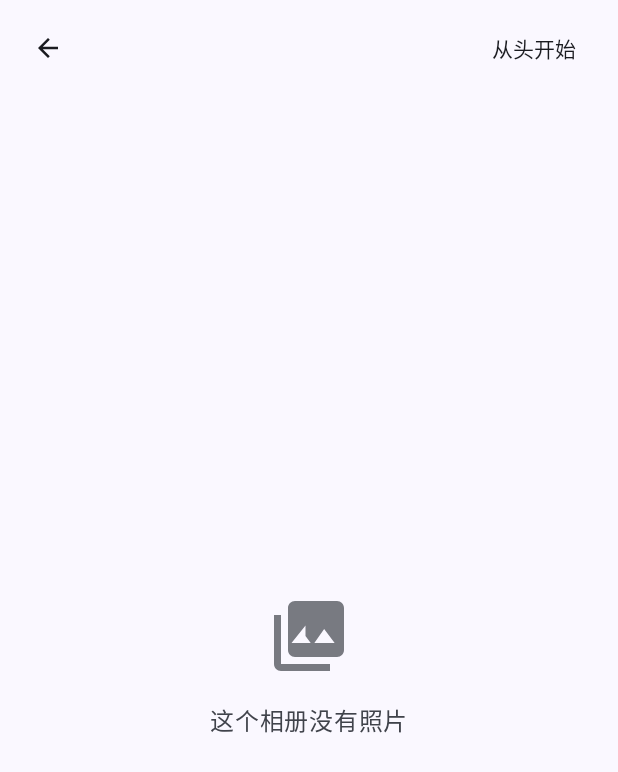
After one commit to luooooooooo/ManualAlbumCleaner, an Android app: the PhotoPickerActivity screen opened directly, with no data from a screen before it, on a phone screen of 412 x 824 dp. The commit adds this screen. Shown: the top 772 px of the screen. Run offline under Robolectric (Android 15) with nearby library versions, the phone set to English and light mode, and no system bars.

Commit message:
Feat: 新增选择起始照片页（缩略图墙 + 双指缩放），修复大相册进入卡顿（v1.4）

```diff
--- a/app/build.gradle.kts
+++ b/app/build.gradle.kts
@@ -11,8 +11,8 @@ android {
         applicationId = "com.example.manualalbumcleaner"
         minSdk = 26
         targetSdk = 34
-        versionCode = 4
-        versionName = "1.3"
+        versionCode = 5
+        versionName = "1.4"
     }
 
     buildTypes {
--- a/app/src/main/AndroidManifest.xml
+++ b/app/src/main/AndroidManifest.xml
@@ -29,6 +29,9 @@
         <activity
             android:name=".PhotoSwipeActivity"
             android:theme="@style/Theme.ManualAlbumCleaner.Viewer" />
+        <activity
+            android:name=".PhotoPickerActivity"
+            android:theme="@style/Theme.ManualAlbumCleaner" />
         <activity android:name=".TrashActivity" />
     </application>
 
--- /dev/null
+++ b/app/src/main/java/com/example/manualalbumcleaner/PhotoPickerActivity.kt
@@ -0,0 +1,143 @@
+package com.example.manualalbumcleaner
+
+import android.content.Intent
+import android.os.Bundle
+import android.view.View
+import android.widget.LinearLayout
+import android.widget.ProgressBar
+import android.widget.TextView
+import androidx.activity.enableEdgeToEdge
+import androidx.appcompat.app.AppCompatActivity
+import androidx.core.view.ViewCompat
+import androidx.core.view.WindowInsetsCompat
+import androidx.core.view.updatePadding
+import androidx.core.view.updatePaddingRelative
+import androidx.recyclerview.widget.GridLayoutManager
+import com.example.manualalbumcleaner.widget.PinchGridRecyclerView
+import com.google.android.material.button.MaterialButton
+
+/**
+ * 选择起始照片页：把相册里的照片铺成缩略图墙，双指可缩放缩略图大小，
+ * 点任意一张即从该张开始浏览；也可以直接点「从头开始」。
+ */
+class PhotoPickerActivity : AppCompatActivity() {
+
+    private lateinit var root: View
+    private lateinit var header: LinearLayout
+    private lateinit var grid: PinchGridRecyclerView
+    private lateinit var progress: ProgressBar
+    private lateinit var emptyContainer: LinearLayout
+    private lateinit var tvAlbumName: TextView
+    private lateinit var tvPickerHint: TextView
+
+    private lateinit var trashManager: TrashManager
+
+    private val photos = mutableListOf<PhotoItem>()
+    private var bucketId: String = ""
+    private var albumName: String = ""
+
+    companion object {
+        private const val DEFAULT_COLUMNS = 4
+        private const val MIN_COLUMNS = 2
+        private const val MAX_COLUMNS = 6
+    }
+
+    override fun onCreate(savedInstanceState: Bundle?) {
+        enableEdgeToEdge()
+        super.onCreate(savedInstanceState)
+        setContentView(R.layout.activity_photo_picker)
+
+        root = findViewById(R.id.pickerRoot)
+        header = findViewById(R.id.pickerHeader)
+        grid = findViewById(R.id.gridPhotos)
+        progress = findViewById(R.id.progress)
+        emptyContainer = findViewById(R.id.emptyContainer)
+        tvAlbumName = findViewById(R.id.tvAlbumName)
+        tvPickerHint = findViewById(R.id.tvPickerHint)
+
+        trashManager = TrashManager(this)
+
+        albumName = intent.getStringExtra("bucketName").orEmpty()
+        bucketId = intent.getStringExtra("bucketId").orEmpty()
+        tvAlbumName.text = albumName
+
+        findViewById<MaterialButton>(R.id.btnBack).setOnClickListener { finish() }
+        findViewById<MaterialButton>(R.id.btnStartFirst).setOnClickListener { startAt(0) }
+
+        grid.layoutManager = GridLayoutManager(this, DEFAULT_COLUMNS)
+        grid.minColumns = MIN_COLUMNS
+        grid.maxColumns = MAX_COLUMNS
+        grid.setColumns(DEFAULT_COLUMNS)
+
+        applyWindowInsets()
+
+        if (bucketId.isEmpty()) {
+            progress.visibility = View.GONE
+            emptyContainer.visibility = View.VISIBLE
+            return
+        }
+        loadPhotos()
+    }
+
+    private fun applyWindowInsets() {
+        val headerTop = header.paddingTop
+        val headerStart = header.paddingStart
+        val headerEnd = header.paddingEnd
+        val gridTop = grid.paddingTop
+        val gridBottom = grid.paddingBottom
+        val gridStart = grid.paddingStart
+        val gridEnd = grid.paddingEnd
+        ViewCompat.setOnApplyWindowInsetsListener(root) { _, insets ->
+            val bars = insets.getInsets(WindowInsetsCompat.Type.systemBars())
+            header.updatePaddingRelative(
+                top = headerTop + bars.top,
+                start = headerStart + bars.left,
+                end = headerEnd + bars.right
+            )
+            grid.updatePaddingRelative(
+                top = gridTop,
+                bottom = gridBottom + bars.bottom,
+                start = gridStart + bars.left,
+                end = gridEnd + bars.right
+            )
+            insets
+        }
+    }
+
+    /** 查询在后台线程执行，避免大相册进入时卡住界面 */
+    private fun loadPhotos() {
+        Thread {
+            val trashIds = trashManager.getTrashIds()
+            val loaded = AlbumPhotoLoader.load(contentResolver, bucketId, trashIds)
+            runOnUiThread {
+                if (isFinishing || isDestroyed) return@runOnUiThread
+                bindPhotos(loaded)
+            }
+        }.start()
+    }
+
+    private fun bindPhotos(loaded: List<PhotoItem>) {
+        progress.visibility = View.GONE
+        photos.clear()
+        photos.addAll(loaded)
+
+        if (photos.isEmpty()) {
+            grid.visibility = View.GONE
+            tvPickerHint.text = getString(R.string.no_photos_in_album)
+            emptyContainer.visibility = View.VISIBLE
+            return
+        }
+
+        tvPickerHint.text = getString(R.string.picker_hint, photos.size)
+        grid.adapter = PhotoTileAdapter(photos) { index -> startAt(index) }
+    }
+
+    private fun startAt(index: Int) {
+        val photo = photos.getOrNull(index)
+        val data = Intent()
+        data.putExtra("startPhotoId", photo?.id ?: -1L)
+        data.putExtra("startPosition", index)
+        setResult(RESULT_OK, data)
+        finish()
+    }
+}
--- /dev/null
+++ b/app/src/main/res/layout/activity_photo_picker.xml
@@ -0,0 +1,120 @@
+<?xml version="1.0" encoding="utf-8"?>
+<LinearLayout xmlns:android="http://schemas.android.com/apk/res/android"
+    xmlns:app="http://schemas.android.com/apk/res-auto"
+    android:id="@+id/pickerRoot"
+    android:layout_width="match_parent"
+    android:layout_height="match_parent"
+    android:background="?attr/colorSurface"
+    android:orientation="vertical">
+
+    <!-- 顶部信息栏 -->
+    <LinearLayout
+        android:id="@+id/pickerHeader"
+        android:layout_width="match_parent"
+        android:layout_height="wrap_content"
+        android:gravity="center_vertical"
+        android:orientation="horizontal"
+        android:paddingStart="8dp"
+        android:paddingTop="8dp"
+        android:paddingEnd="12dp"
+        android:paddingBottom="8dp">
+
+        <com.google.android.material.button.MaterialButton
+            android:id="@+id/btnBack"
+            style="@style/Widget.Material3.Button.IconButton"
+            android:layout_width="wrap_content"
+            android:layout_height="wrap_content"
+            android:contentDescription="@string/back_to_albums"
+            app:icon="@drawable/ic_arrow_back"
+            app:iconTint="?attr/colorOnSurface" />
+
+        <LinearLayout
+            android:layout_width="0dp"
+            android:layout_height="wrap_content"
+            android:layout_marginStart="6dp"
+            android:layout_weight="1"
+            android:orientation="vertical">
+
+            <TextView
+                android:id="@+id/tvAlbumName"
+                android:layout_width="match_parent"
+                android:layout_height="wrap_content"
+                android:ellipsize="end"
+                android:maxLines="1"
+                android:textAppearance="@style/TextAppearance.Material3.TitleMedium"
+                android:textColor="?attr/colorOnSurface" />
+
+            <TextView
+                android:id="@+id/tvPickerHint"
+                android:layout_width="match_parent"
+                android:layout_height="wrap_content"
+                android:layout_marginTop="1dp"
+                android:ellipsize="end"
+                android:maxLines="1"
+                android:textAppearance="@style/TextAppearance.Material3.BodySmall"
+                android:textColor="?attr/colorOnSurfaceVariant" />
+
+        </LinearLayout>
+
+        <com.google.android.material.button.MaterialButton
+            android:id="@+id/btnStartFirst"
+            style="@style/Widget.Material3.Button.TextButton"
+            android:layout_width="wrap_content"
+            android:layout_height="wrap_content"
+            android:text="@string/start_from_beginning"
+            android:textColor="?attr/colorOnSurface" />
+
+    </LinearLayout>
+
+    <FrameLayout
+        android:layout_width="match_parent"
+        android:layout_height="0dp"
+        android:layout_weight="1">
+
+        <com.example.manualalbumcleaner.widget.PinchGridRecyclerView
+            android:id="@+id/gridPhotos"
+            android:layout_width="match_parent"
+            android:layout_height="match_parent"
+            android:clipToPadding="false"
+            android:paddingStart="6dp"
+            android:paddingTop="2dp"
+            android:paddingEnd="6dp"
+            android:paddingBottom="12dp"
+            android:scrollbars="none" />
+
+        <ProgressBar
+            android:id="@+id/progress"
+            style="?android:attr/progressBarStyle"
+            android:layout_width="wrap_content"
+            android:layout_height="wrap_content"
+            android:layout_gravity="center" />
+
+        <LinearLayout
+            android:id="@+id/emptyContainer"
+            android:layout_width="match_parent"
+            android:layout_height="match_parent"
+            android:gravity="center"
+            android:orientation="vertical"
+            android:visibility="gone">
+
+            <ImageView
+                android:layout_width="56dp"
+                android:layout_height="56dp"
+                android:alpha="0.7"
+                android:contentDescription="@string/empty_albums"
+                android:src="@drawable/ic_photo_library"
+                app:tint="?attr/colorOnSurfaceVariant" />
+
+            <TextView
+                android:layout_width="wrap_content"
+                android:layout_height="wrap_content"
+                android:layout_marginTop="16dp"
+                android:text="@string/no_photos_in_album"
+                android:textAppearance="@style/TextAppearance.Material3.BodyLarge"
+                android:textColor="?attr/colorOnSurfaceVariant" />
+
+        </LinearLayout>
+
+    </FrameLayout>
+
+</LinearLayout>
--- a/app/src/main/res/values/strings.xml
+++ b/app/src/main/res/values/strings.xml
@@ -33,4 +33,10 @@
     <string name="page_indicator">%1$d / %2$d</string>
     <string name="moved_to_trash">已移入回收站</string>
     <string name="load_failed">照片加载失败</string>
+
+    <!-- 选择起始照片 -->
+    <string name="picker_hint">共 %1$d 张 · 点任意一张从这里开始，双指可缩放缩略图</string>
+    <string name="start_from_beginning">从头开始</string>
+    <string name="pick_start_photo">选择起始照片</string>
+    <string name="no_photos_in_album">这个相册没有照片</string>
 </resources>
```
Also changed, not shown: app/src/main/java/com/example/manualalbumcleaner/AlbumPhotoLoader.kt (added, +49 -0 lines), app/src/main/java/com/example/manualalbumcleaner/MainActivity.kt (+20 -2 lines), app/src/main/java/com/example/manualalbumcleaner/PhotoSwipeActivity.kt (+38 -40 lines), app/src/main/java/com/example/manualalbumcleaner/PhotoTileAdapter.kt (added, +40 -0 lines), app/src/main/java/com/example/manualalbumcleaner/TrashManager.kt (+14 -1 lines), app/src/main/res/layout/activity_photo_swipe.xml (+9 -0 lines), app/src/main/res/layout/item_photo_tile.xml (added, +34 -0 lines), 1 other file.
